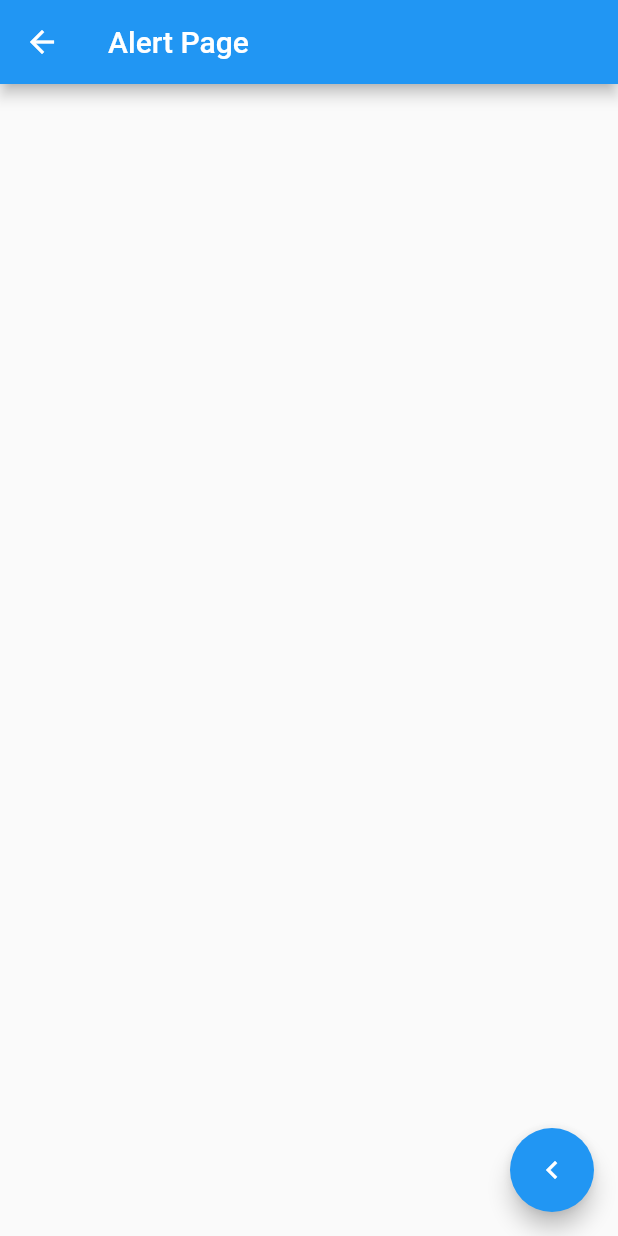
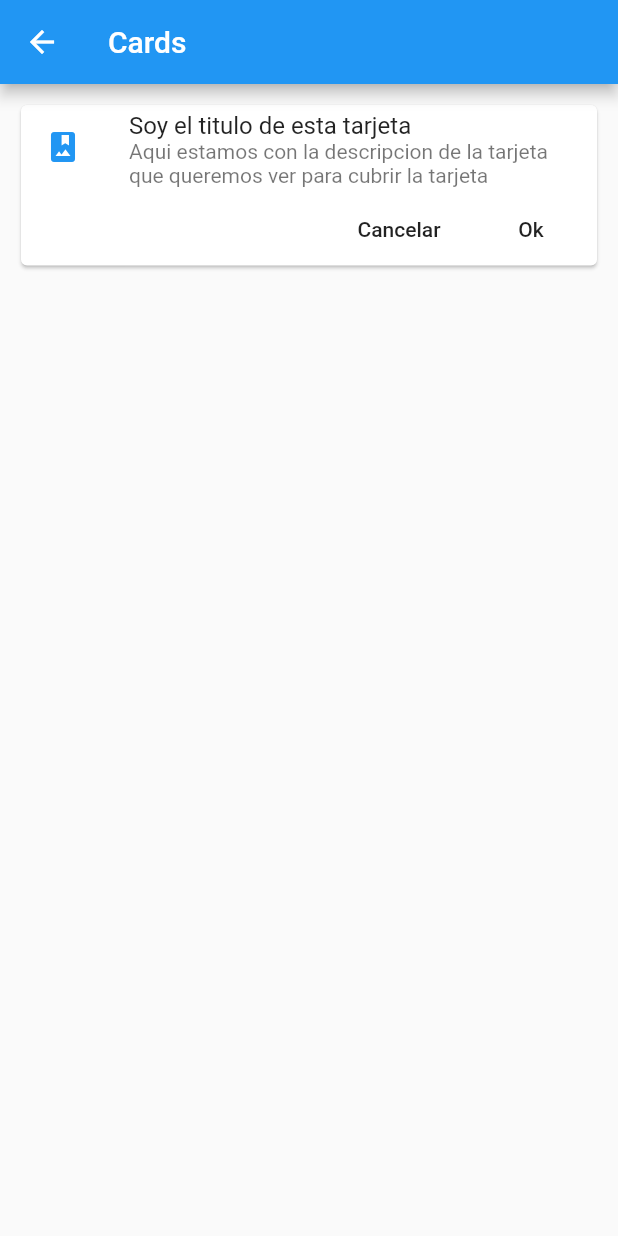
Before and after one commit to Andresdamelio/componentes_flutter, a Flutter app: the screen it shows after launch, after a tap on "Cards - Tarjetas", on a phone screen of 412 x 824 dp. Run offline on Flutter 3.47's test engine with Material 2 defaults, Android fonts, the phone set to English and light mode, and no system bars.

Commit message:
Card Basicas

```diff
--- /dev/null
+++ b/lib/src/pages/card_page.dart
@@ -0,0 +1,47 @@
+
+import 'package:flutter/material.dart';
+
+class CardPage extends StatelessWidget {
+  @override
+  Widget build(BuildContext context) {
+    return Scaffold(
+      appBar: AppBar(
+        title: Text('Cards')
+      ),
+      body: ListView(
+        padding: EdgeInsets.all(10.0),
+        children: <Widget>[
+          _cardTypeOne()
+        ],
+      ),
+    );
+  }
+
+  Widget _cardTypeOne() {
+    return Card(
+      color: Colors.white,
+      child: Column(
+        children: <Widget>[
+          ListTile(
+            leading: Icon( Icons.photo_album, color: Colors.blue ),
+            title: Text('Soy el titulo de esta tarjeta'),
+            subtitle: Text('Aqui estamos con la descripcion de la tarjeta que queremos ver para cubrir la tarjeta'),
+          ),
+          Row(
+            mainAxisAlignment: MainAxisAlignment.end,
+            children: <Widget>[
+              FlatButton(
+                child: Text('Cancelar'),
+                onPressed: () {},
+              ),
+              FlatButton(
+                child: Text('Ok'),
+                onPressed: () {},
+              )
+            ],
+          )
+        ]
+      ),
+    );
+  }
+}
--- a/lib/src/routes/routes.dart
+++ b/lib/src/routes/routes.dart
@@ -3,12 +3,13 @@ import 'package:flutter/material.dart';
 import 'package:componentes_flutter/src/pages/alert_page.dart';
 import 'package:componentes_flutter/src/pages/avatar_page.dart';
 import 'package:componentes_flutter/src/pages/home_page.dart';
-
+import 'package:componentes_flutter/src/pages/card_page.dart';
 
 Map<String, WidgetBuilder> getApplicationRoutes() {
   return <String, WidgetBuilder>{
-    'home': ( BuildContext context ) => HomePage(),
-    'alert': ( BuildContext context ) => AlertPage(),
+    'home'  : ( BuildContext context ) => HomePage(),
+    'alert' : ( BuildContext context ) => AlertPage(),
     'avatar': ( BuildContext context ) => AvatarPage(),
+    'card'  : ( BuildContext context ) => CardPage(),
   };
 }
```
